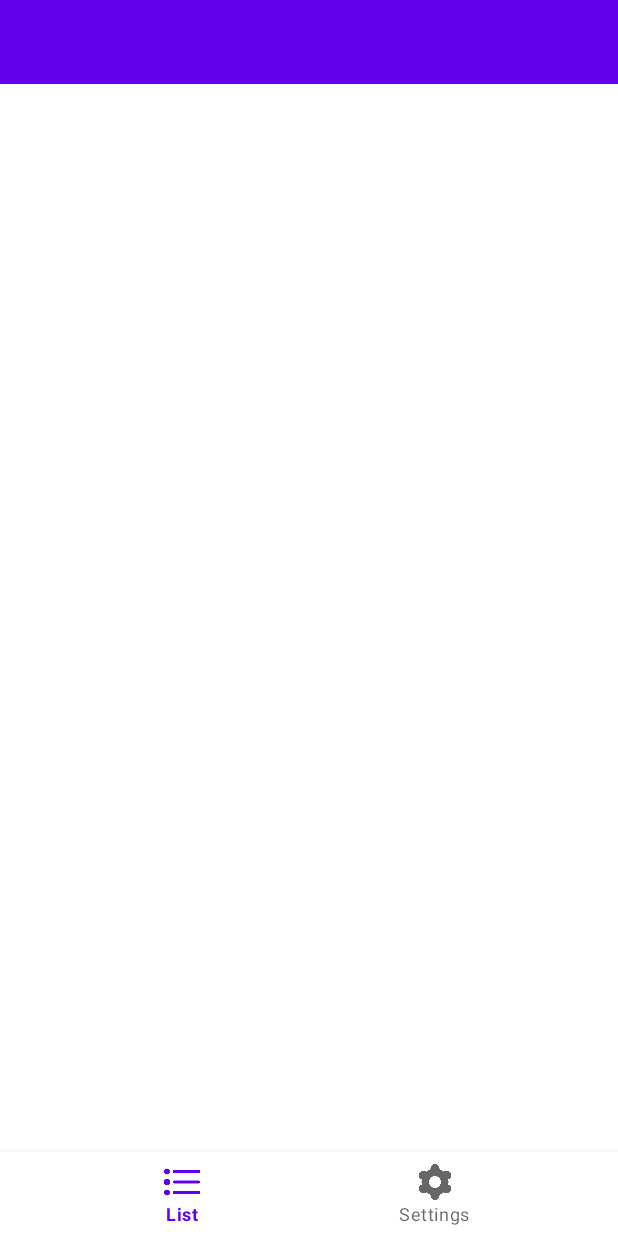
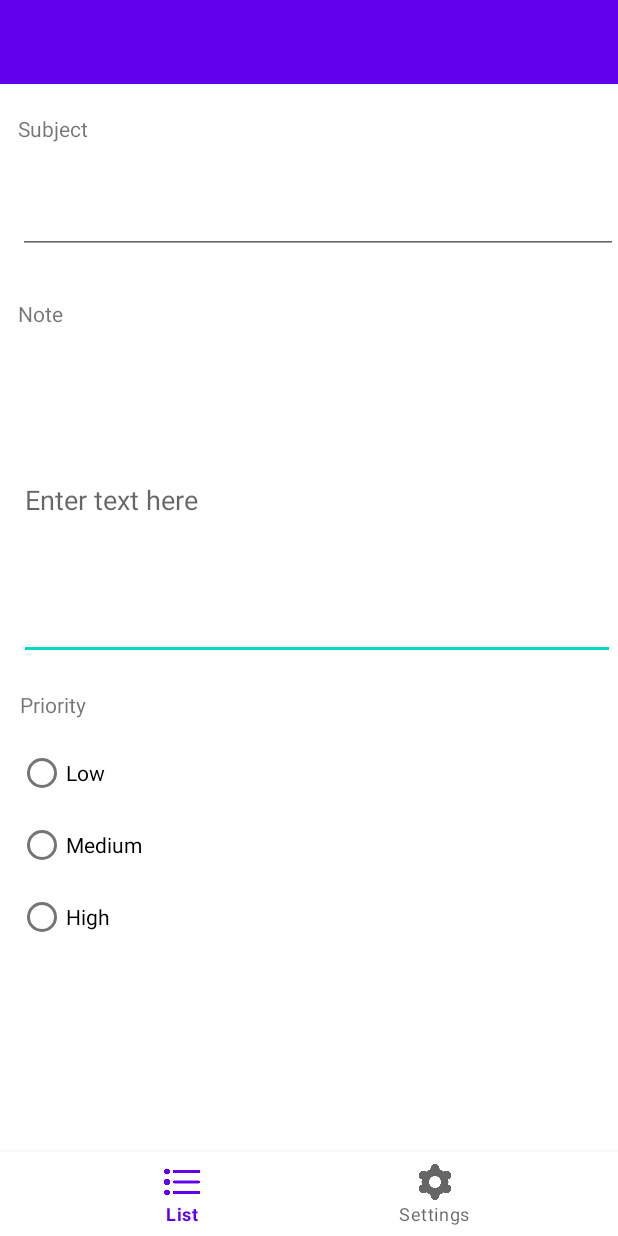
Before and after one commit to JayMelon/NoteAndListMemoApp, an Android app: the layout dialog_expand_note.xml on its own in the app's theme, with its tools: preview values and no code run, on a phone screen of 412 x 824 dp. Run offline under Robolectric (Android 15) with nearby library versions, the phone set to English and light mode, and no system bars.

Commit message:
Expanded note is now created, With Ids and edittext fields.

```diff
--- a/app/src/main/res/layout/dialog_expand_note.xml
+++ b/app/src/main/res/layout/dialog_expand_note.xml
@@ -25,4 +25,97 @@
         app:layout_constraintEnd_toEndOf="parent"
         app:layout_constraintStart_toStartOf="parent"
         app:menu="@menu/bottom_nav_menu" />
+
+    <androidx.constraintlayout.widget.ConstraintLayout
+        android:id="@+id/constraintLayout"
+        android:layout_width="match_parent"
+        android:layout_height="wrap_content"
+        app:layout_constraintStart_toStartOf="parent"
+        app:layout_constraintTop_toBottomOf="@+id/defaultToolbar">
+
+        <TextView
+            android:id="@+id/textView_expandnote_subject"
+            android:layout_width="wrap_content"
+            android:layout_height="wrap_content"
+            android:layout_marginStart="12dp"
+            android:layout_marginTop="20dp"
+            android:text="@string/radiobutton_Subject"
+            app:layout_constraintStart_toStartOf="parent"
+            app:layout_constraintTop_toTopOf="parent" />
+
+
+        <EditText
+            android:id="@+id/editText_expandNote_editNote"
+            android:layout_width="397dp"
+            android:layout_height="213dp"
+            android:layout_marginStart="12dp"
+            android:layout_marginTop="8dp"
+            android:layout_marginEnd="2dp"
+            android:hint="Enter text here"
+            app:layout_constraintEnd_toEndOf="parent"
+            app:layout_constraintStart_toStartOf="parent"
+            app:layout_constraintTop_toBottomOf="@+id/textView2" />
+
+        <EditText
+            android:id="@+id/editText_ExpandedNote_editSubject"
+            android:layout_width="match_parent"
+            android:layout_height="66dp"
+            android:layout_marginStart="12dp"
+            android:layout_marginTop="8dp"
+            android:ems="10"
+            android:inputType="textPersonName"
+            app:layout_constraintStart_toStartOf="parent"
+            app:layout_constraintTop_toBottomOf="@+id/textView_expandnote_subject" />
+
+        <TextView
+            android:id="@+id/textView2"
+            android:layout_width="wrap_content"
+            android:layout_height="wrap_content"
+            android:layout_marginStart="12dp"
+            android:layout_marginTop="30dp"
+            android:text="@string/note"
+            app:layout_constraintStart_toStartOf="parent"
+            app:layout_constraintTop_toBottomOf="@+id/editText_ExpandedNote_editSubject" />
+    </androidx.constraintlayout.widget.ConstraintLayout>
+
+    <RadioGroup
+        android:id="@+id/radioGroup_SelectPriority"
+        android:layout_width="wrap_content"
+        android:layout_height="wrap_content"
+        android:layout_marginStart="12dp"
+        android:layout_marginTop="12dp"
+        app:layout_constraintStart_toStartOf="parent"
+        app:layout_constraintTop_toBottomOf="@+id/textView_ExpandedNote_Priority">
+
+        <RadioButton
+            android:id="@+id/radioButton_SelectPriority_High"
+            android:layout_width="match_parent"
+            android:layout_height="wrap_content"
+            android:text="@string/priorityLow" />
+
+        <RadioButton
+            android:id="@+id/radioButton_SelectPriority_Med"
+            android:layout_width="match_parent"
+            android:layout_height="wrap_content"
+            android:text="@string/priorityMed" />
+
+        <RadioButton
+            android:id="@+id/radioButton_SelectPriority_Low"
+            android:layout_width="match_parent"
+            android:layout_height="wrap_content"
+            android:text="@string/priorityHigh" />
+    </RadioGroup>
+
+    <TextView
+        android:id="@+id/textView_ExpandedNote_Priority"
+        android:layout_width="wrap_content"
+        android:layout_height="wrap_content"
+        android:layout_marginStart="12dp"
+        android:layout_marginTop="20dp"
+        android:layout_marginEnd="354dp"
+        android:text="@string/radiobutton_Priority"
+        app:layout_constraintEnd_toEndOf="parent"
+        app:layout_constraintStart_toStartOf="parent"
+        app:layout_constraintTop_toBottomOf="@+id/constraintLayout" />
+
 </androidx.constraintlayout.widget.ConstraintLayout>
--- a/app/src/main/res/values/strings.xml
+++ b/app/src/main/res/values/strings.xml
@@ -9,4 +9,8 @@
     <string name="textView_RadioGroup_OrderBy">Order By</string>
     <string name="radioButton_Asc">Ascending</string>
     <string name="radioButton_Desc">Descending</string>
+    <string name="priorityHigh">High</string>
+    <string name="priorityMed">Medium</string>
+    <string name="priorityLow">Low</string>
+    <string name="note">Note</string>
 </resources>
```
